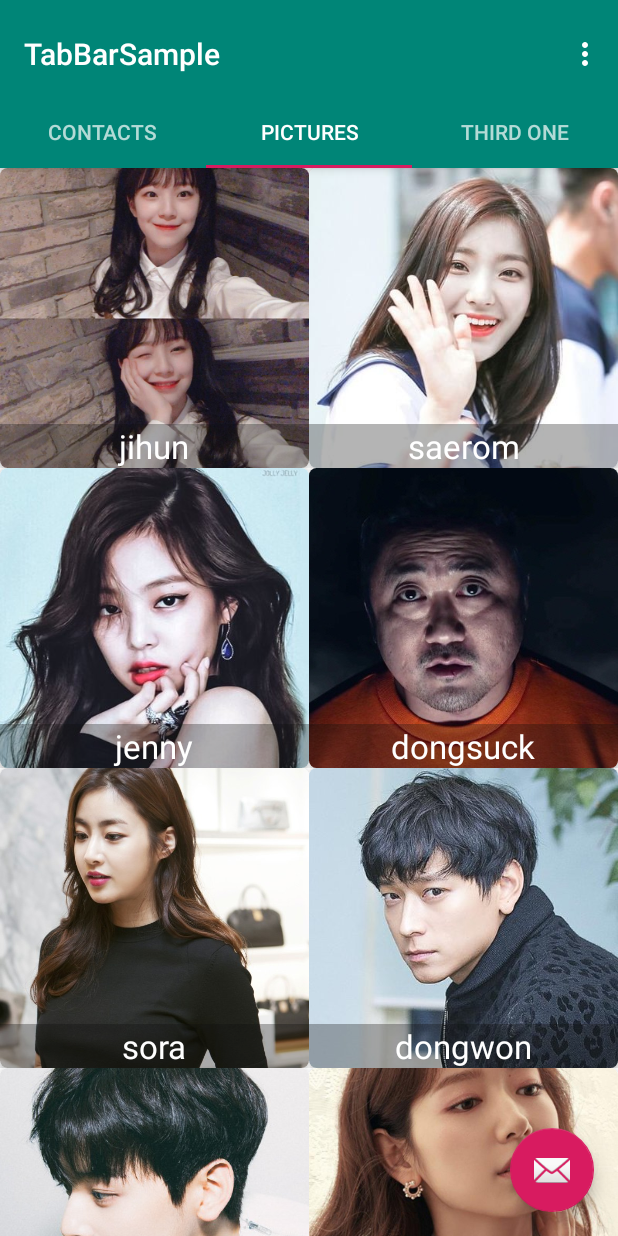
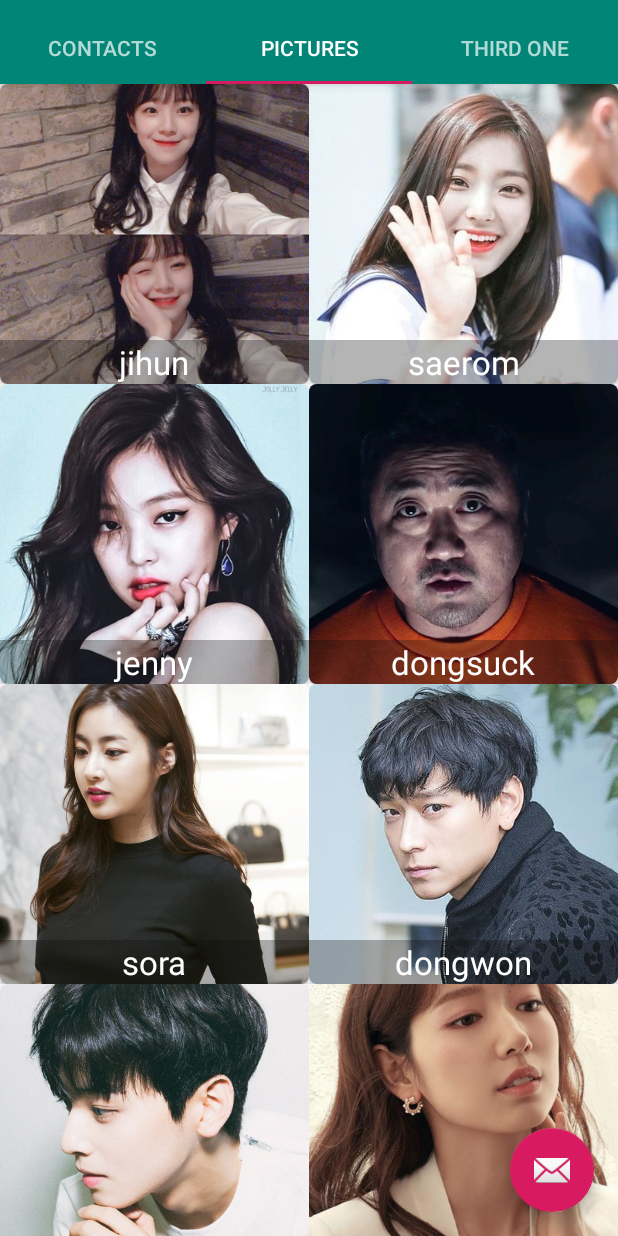
Before and after one commit to quino0627/cs496-1st-android, an Android app: the screen it shows after launch (MainActivity), tab 2 chosen, on a phone screen of 412 x 824 dp. Run offline under Robolectric (Android 15) with nearby library versions, the phone set to English and light mode, and no system bars; 4 statements that could not run were skipped.

Commit message:
action bar deleted

```diff
--- a/TabBarSample/app/src/main/java/com/example/quino0627/tabbarsample/MainActivity.kt
+++ b/TabBarSample/app/src/main/java/com/example/quino0627/tabbarsample/MainActivity.kt
@@ -34,7 +34,7 @@ class MainActivity : AppCompatActivity() {
     override fun onCreate(savedInstanceState: Bundle?) {
         super.onCreate(savedInstanceState)
         setContentView(R.layout.activity_main)
-        setSupportActionBar(toolbar)
+//        setSupportActionBar(toolbar)
         mSectionsPagerAdapter = SectionsPagerAdapter(supportFragmentManager)
         container.adapter = mSectionsPagerAdapter
         container.addOnPageChangeListener(TabLayout.TabLayoutOnPageChangeListener(tabs))
--- a/TabBarSample/app/src/main/res/layout/activity_main.xml
+++ b/TabBarSample/app/src/main/res/layout/activity_main.xml
@@ -15,17 +15,6 @@
             android:paddingTop="@dimen/appbar_padding_top"
             android:theme="@style/AppTheme.AppBarOverlay">
 
-        <android.support.v7.widget.Toolbar
-                android:id="@+id/toolbar"
-                app:title="@string/app_name"
-                android:layout_width="match_parent"
-                android:layout_height="?attr/actionBarSize"
-                android:layout_weight="1"
-                android:background="?attr/colorPrimary"
-                app:popupTheme="@style/AppTheme.PopupOverlay"
-                app:layout_scrollFlags="scroll|enterAlways">
-
-        </android.support.v7.widget.Toolbar>
 
         <android.support.design.widget.TabLayout
                 android:id="@+id/tabs"
--- a/TabBarSample/app/src/main/res/layout/fragment_contact.xml
+++ b/TabBarSample/app/src/main/res/layout/fragment_contact.xml
@@ -7,10 +7,6 @@
     android:layout_height="match_parent"
     tools:context="com.example.quino0627.tabbarsample.MainActivity"
 >
-    <android.support.v4.widget.SwipeRefreshLayout
-            android:layout_width="match_parent"
-            android:layout_height="match_parent"
-            android:id="@+id/swipeRefreshLayout">
 
     <android.support.v7.widget.RecyclerView
             android:id="@+id/contacts_recycler_view"
@@ -19,5 +15,4 @@
             android:padding="10dp"
 
             />
-    </android.support.v4.widget.SwipeRefreshLayout>
 </RelativeLayout>
--- a/TabBarSample/app/src/main/res/values/styles.xml
+++ b/TabBarSample/app/src/main/res/values/styles.xml
@@ -1,7 +1,7 @@
 <resources>
 
     <!-- Base application theme. -->
-    <style name="AppTheme" parent="Theme.AppCompat.Light.DarkActionBar">
+    <style name="AppTheme" parent="Theme.AppCompat.Light.NoActionBar">
         <!-- Customize your theme here. -->
         <item name="colorPrimary">@color/colorPrimary</item>
         <item name="colorPrimaryDark">@color/colorPrimaryDark</item>
```
Also changed, not shown: TabBarSample/app/src/main/res/layout/phonenumber_details.xml (added, +49 -0 lines), TabBarSample/app/src/main/res/drawable/phone_call.png (added).
